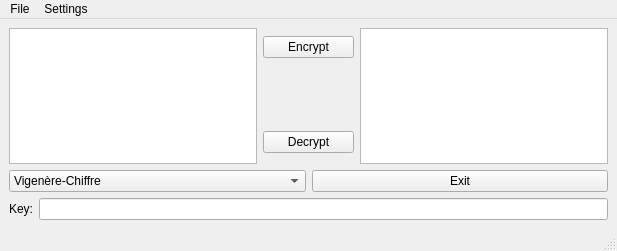
First picture: the form in GUI/MainWindow.ui, repository NicoSchrodt/EncryptionService, before the edit.
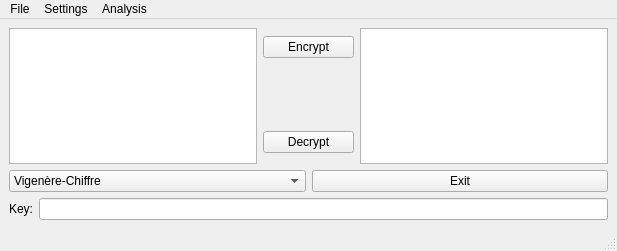
Second picture: the form after the edit. Icons and pictures are not drawn.

Commit message: Minor UI-Fixes, KasiskiTestWindow now accessible

What changed in the file:
```diff
--- a/GUI/MainWindow.ui
+++ b/GUI/MainWindow.ui
@@ -132,8 +132,15 @@
     </property>
     <addaction name="actionChangeCharset"/>
    </widget>
+   <widget class="QMenu" name="menuAnalysis">
+    <property name="title">
+     <string>Analysis</string>
+    </property>
+    <addaction name="actionKeyLength"/>
+   </widget>
    <addaction name="menuFile"/>
    <addaction name="menuSettings"/>
+   <addaction name="menuAnalysis"/>
   </widget>
   <widget class="QStatusBar" name="statusbar"/>
   <action name="actionExit">
```
Left out of the diff: 13 changed lines with no effect on the pictures. The commit also changes 3 other files.
